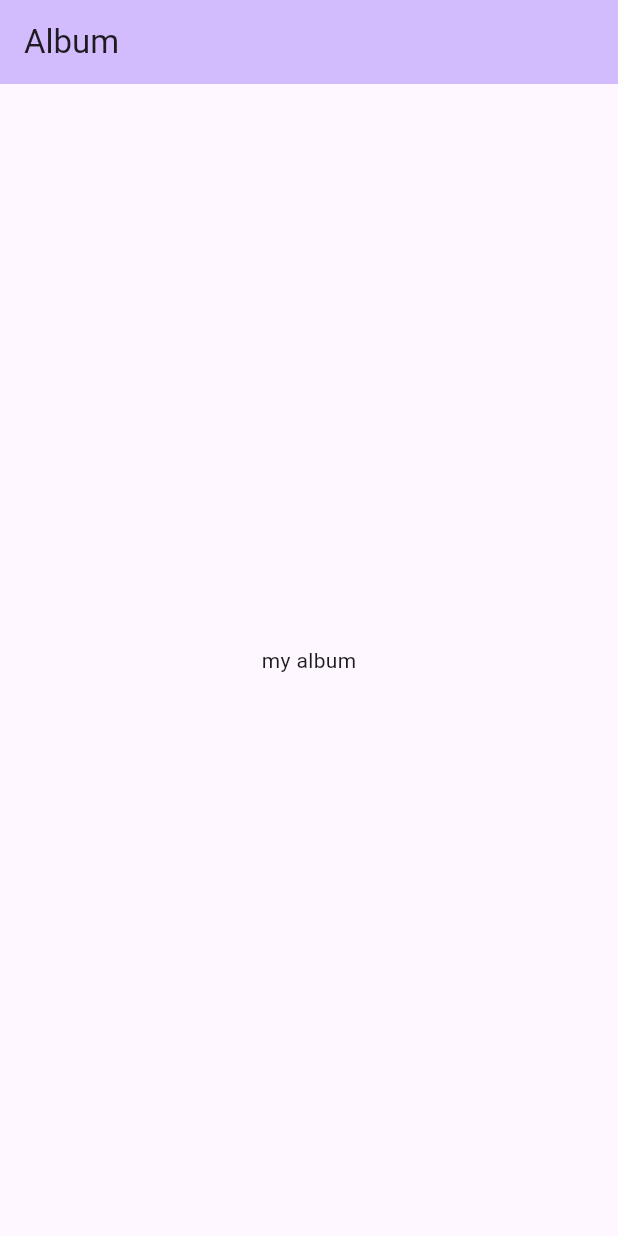
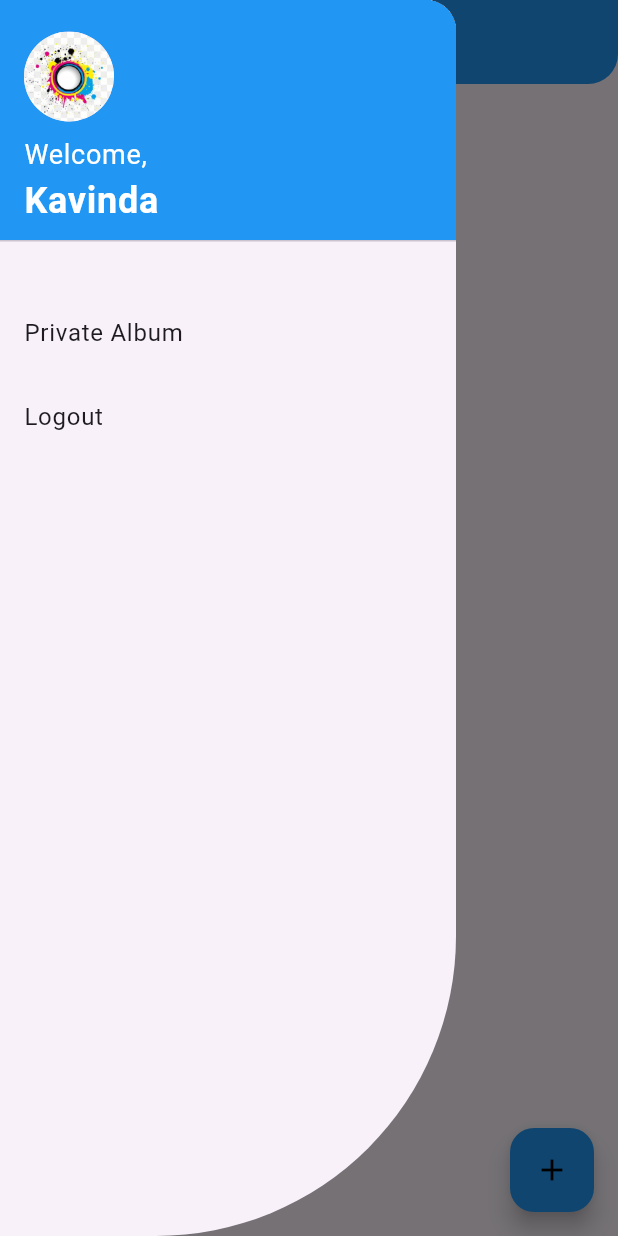
Before and after one commit to KJBotheju/Memento, a Flutter app: the HomePage screen opened directly, with the side drawer open (before the commit the screen has no drawer), on a phone screen of 412 x 824 dp. Run offline on Flutter 3.47's test engine with Material 3 defaults, Android fonts, the phone set to English and light mode, and no system bars; our stand-ins replace cloud_firestore, firebase_auth, firebase_core, google_sign_in; accounts and stored records are empty.

Commit message:
add drawer

```diff
--- /dev/null
+++ b/lib/Pages/AppDrawer.dart
@@ -0,0 +1,76 @@
+import 'package:flutter/material.dart';
+
+class AppDrawer extends StatefulWidget {
+  const AppDrawer({Key? key});
+
+  @override
+  State<AppDrawer> createState() => _AppDrawerState();
+}
+
+class _AppDrawerState extends State<AppDrawer> {
+  @override
+  Widget build(BuildContext context) {
+    return Drawer(
+      shape: RoundedRectangleBorder(
+        borderRadius: BorderRadius.only(
+          topRight: Radius.circular(20),
+          bottomRight: Radius.circular(200),
+        ),
+      ),
+      child: ListView(
+        padding: EdgeInsets.zero,
+        children: [
+          DrawerHeader(
+            decoration: BoxDecoration(
+              color: Colors.blue,
+            ),
+            child: Column(
+              crossAxisAlignment: CrossAxisAlignment.start,
+              mainAxisAlignment: MainAxisAlignment.end,
+              children: [
+                CircleAvatar(
+                  radius: 30,
+                  backgroundImage: AssetImage(
+                      'Assets/images/splash.jpg'), // Add your image asset path here
+                ),
+                SizedBox(height: 8),
+                Text(
+                  'Welcome,',
+                  style: TextStyle(
+                    color: Colors.white,
+                    fontSize: 18,
+                  ),
+                ),
+                Text(
+                  'Kavinda',
+                  style: TextStyle(
+                    color: Colors.white,
+                    fontSize: 24,
+                    fontWeight: FontWeight.bold,
+                  ),
+                ),
+              ],
+            ),
+          ),
+          SizedBox(
+            height: 25,
+          ),
+          ListTile(
+            title: Text(
+              'Private Album',
+            ),
+            onTap: () {
+              Navigator.pop(context);
+            },
+          ),
+          ListTile(
+            title: Text('Logout'),
+            onTap: () {
+              Navigator.pop(context);
+            },
+          ),
+        ],
+      ),
+    );
+  }
+}
--- a/lib/Pages/HomePage.dart
+++ b/lib/Pages/HomePage.dart
@@ -1,7 +1,8 @@
+import 'package:album/Pages/AppDrawer.dart';
 import 'package:flutter/material.dart';
 
 class HomePage extends StatefulWidget {
-  const HomePage({super.key});
+  const HomePage({Key? key});
 
   @override
   State<HomePage> createState() => _HomePageState();
@@ -12,12 +13,40 @@ class _HomePageState extends State<HomePage> {
   Widget build(BuildContext context) {
     return Scaffold(
       appBar: AppBar(
-        backgroundColor: Theme.of(context).colorScheme.inversePrimary,
-        title: const Text('Album'),
+        backgroundColor: Colors.blue,
+        title: Text(
+          'Memento',
+          style: TextStyle(
+            color: Colors.black,
+            fontWeight: FontWeight.bold,
+          ),
+        ),
+        shape: RoundedRectangleBorder(
+          borderRadius: BorderRadius.vertical(
+            bottom: Radius.circular(20),
+          ),
+        ),
       ),
-      body: const Center(
-        child: Text("my album"),
+      body: Stack(
+        children: [
+          const Center(
+            child: Text("my album"),
+          ),
+          Positioned(
+            bottom: 16, // Adjust the position as needed
+            right: 16, // Adjust the position as needed
+            child: FloatingActionButton(
+              onPressed: () {
+                // Add functionality to handle adding images
+              },
+              backgroundColor: Colors.blue,
+              foregroundColor: Colors.black,
+              child: Icon(Icons.add),
+            ),
+          ),
+        ],
       ),
+      drawer: const AppDrawer(),
     );
   }
 }
--- a/lib/Pages/SplashScreen.dart
+++ b/lib/Pages/SplashScreen.dart
@@ -1,6 +1,7 @@
 // ignore_for_file: prefer_const_constructors
 
 import 'dart:async';
+import 'package:album/Pages/HomePage.dart';
 import 'package:album/Pages/SigninPage.dart';
 import 'package:firebase_auth/firebase_auth.dart';
 import 'package:flutter/material.dart';
@@ -29,12 +30,12 @@ class _SplashScreenState extends State<SplashScreen>
       if (user != null) {
         Navigator.pushReplacement(
           context,
-          MaterialPageRoute(builder: (context) => SignInPage()),
+          MaterialPageRoute(builder: (context) => HomePage()),
         );
       } else {
         Navigator.pushReplacement(
           context,
-          MaterialPageRoute(builder: (context) => SignInPage()),
+          MaterialPageRoute(builder: (context) => HomePage()),
         );
       }
     });
--- a/lib/main.dart
+++ b/lib/main.dart
@@ -15,6 +15,7 @@ class MyApp extends StatelessWidget {
   @override
   Widget build(BuildContext context) {
     return MaterialApp(
+      debugShowCheckedModeBanner: false,
       title: 'Album',
       theme: ThemeData(
         colorScheme: ColorScheme.fromSeed(seedColor: Colors.deepPurple),
```
